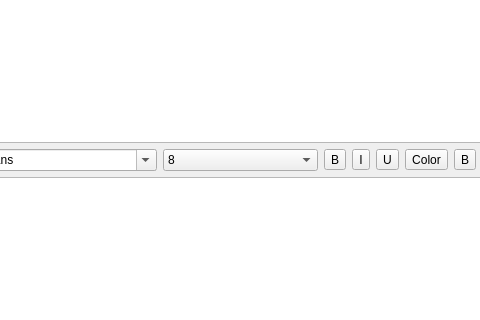
Qt form PolyChatApp/chatboxwidget.ui (NekoSilverFox/PolyChat) before a commit; both pictures show x 85 to 565 and y 248 to 568 of the 899 by 693 pixel window.
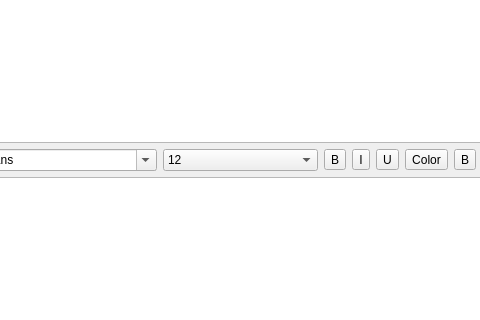
The same form after that commit. Icons and pictures are not drawn.

Commit message: Optimize the interface

```diff
--- a/PolyChatApp/chatboxwidget.ui
+++ b/PolyChatApp/chatboxwidget.ui
@@ -93,13 +93,8 @@
             <item>
              <widget class="QComboBox" name="cbxFontSize">
               <property name="currentIndex">
-               <number>0</number>
+               <number>2</number>
               </property>
-              <item>
-               <property name="text">
-                <string>8</string>
-               </property>
-              </item>
               <item>
                <property name="text">
                 <string>10</string>
```
Left out of the diff: 2 changed lines with no effect on the pictures. The commit also changes 5 other files.
